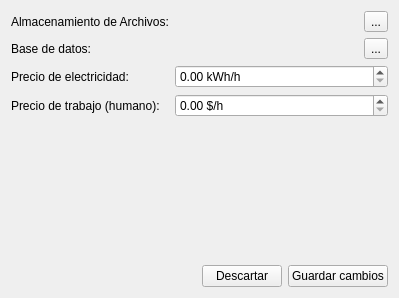
Old version of the form UI/settings.ui in the repository LewisMojica/3DPricing.
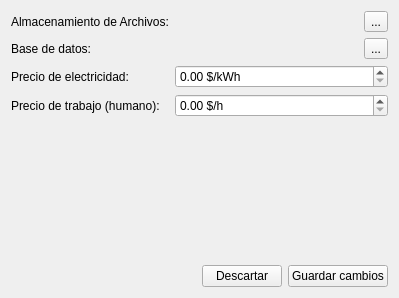
New version of the form.

```diff
--- a/UI/settings.ui
+++ b/UI/settings.ui
@@ -85,7 +85,7 @@
         <string/>
        </property>
        <property name="suffix">
-        <string> kWh/h</string>
+        <string> $/kWh</string>
        </property>
        <property name="maximum">
         <double>99999999.989999994635582</double>
```
